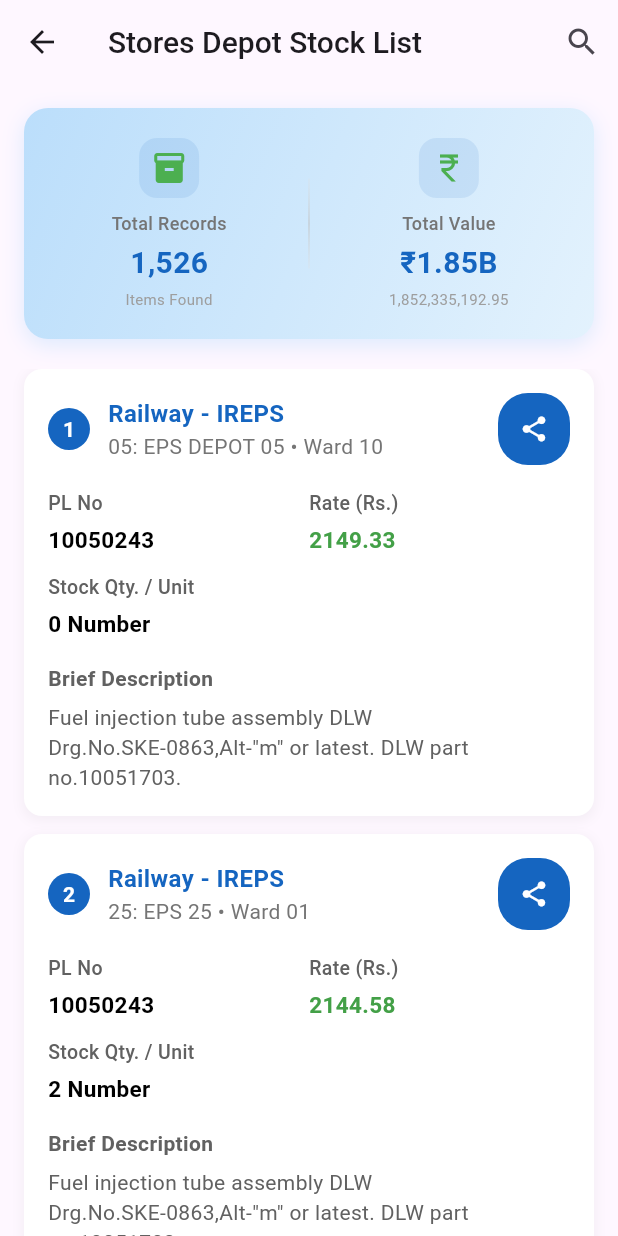
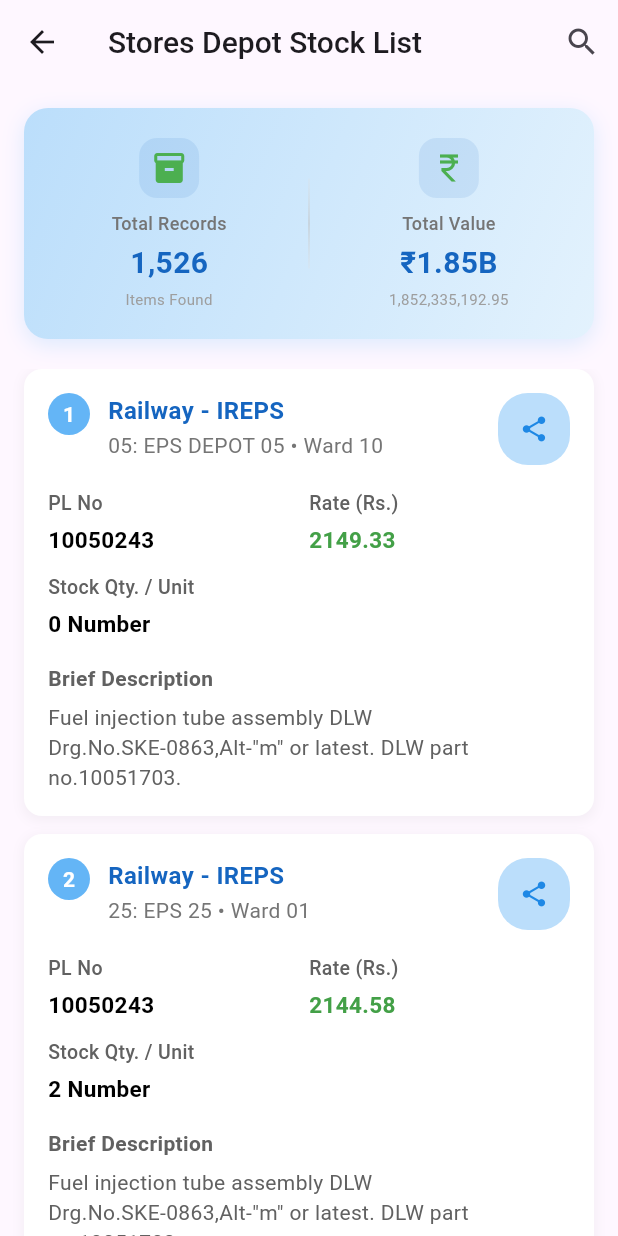
Before and after one commit to gajendrasingh05/ireps_training, a Flutter app: the StoresDepotPage screen opened directly, on a phone screen of 412 x 824 dp. Run offline on Flutter 3.47's test engine with Material 3 defaults, Android fonts, the phone set to English and light mode, and no system bars; our stand-ins replace dropdown_search, flutter_spinkit, flutter_svg, image_picker, local_auth, package_info_plus and 3 more; missing offline and left inert: flutter_app; accounts and stored records are empty; Roboto replaces fonts that are missing (Gastie).

Commit message:
committed by Rishu - 16.06.2025 (Stores Depot)

```diff
--- a/lib/storesdepotinside.dart
+++ b/lib/storesdepotinside.dart
@@ -220,12 +220,13 @@ class StockItemCard extends StatelessWidget {
           children: [
             // Header Row
             Row(
+              crossAxisAlignment: CrossAxisAlignment.start,
               children: [
                 Container(
                   width: 28,
                   height: 28,
                   decoration: BoxDecoration(
-                    color: Colors.blue.shade800,
+                    color: Colors.blue.shade300,
                     borderRadius: BorderRadius.circular(14),
                   ),
                   child: Center(
@@ -252,6 +253,7 @@ class StockItemCard extends StatelessWidget {
                           color: Colors.blue.shade800,
                         ),
                       ),
+                      const SizedBox(height: 2),
                       Text(
                         '${item.storesDepot} • Ward ${item.ward}',
                         style: TextStyle(
@@ -264,13 +266,13 @@ class StockItemCard extends StatelessWidget {
                 ),
                 Container(
                   decoration: BoxDecoration(
-                    color: Colors.blue.shade800,
+                    color: Colors.blue.shade100,
                     borderRadius: BorderRadius.circular(20),
                   ),
                   child: IconButton(
-                    icon: const Icon(
+                    icon: Icon(
                       Icons.share,
-                      color: Colors.white,
+                      color: Colors.blue.shade600,
                       size: 20,
                     ),
                     onPressed: () {},
```
